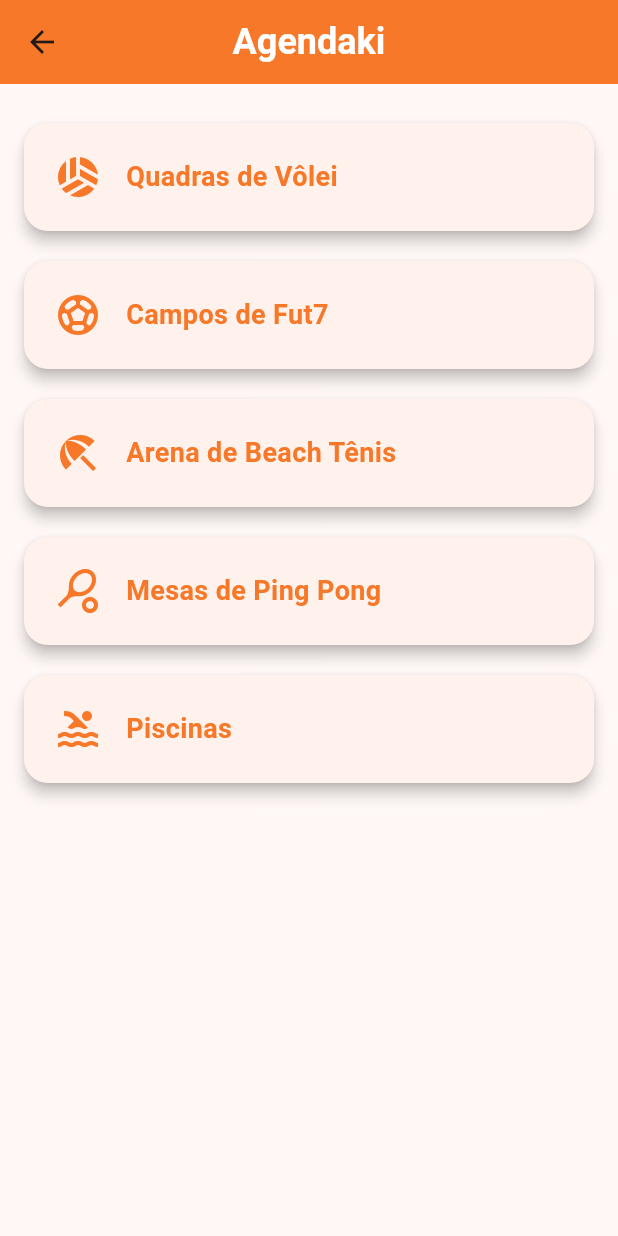
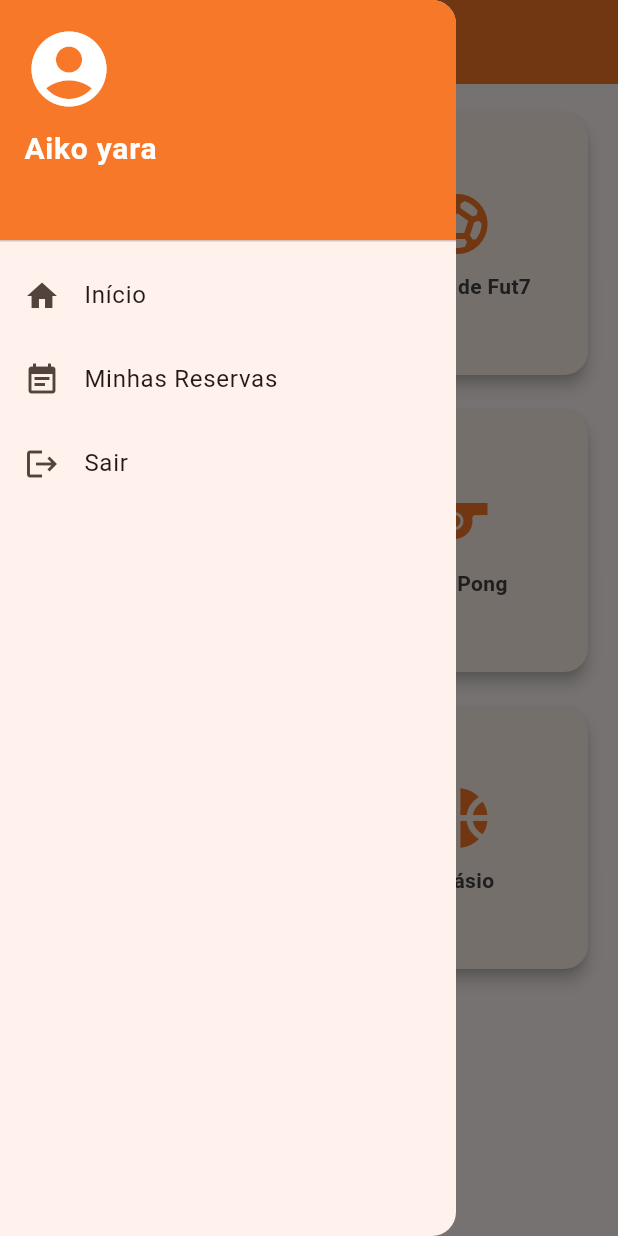
Before and after one commit to Aiko-sys/agendaki, a Flutter app: the EspacosScreen screen opened by its route, with the side drawer open (before the commit the screen has no drawer), on a phone screen of 412 x 824 dp. Run offline on Flutter 3.47's test engine with Material 3 defaults, Android fonts, the phone set to English and light mode, and no system bars.

Commit message:
barra lateral

```diff
--- a/lib/screens/espacos_screen.dart
+++ b/lib/screens/espacos_screen.dart
@@ -1,13 +1,12 @@
 import 'package:flutter/material.dart';
-import '../widgets/espaco_card.dart';
+
+final Color laranja = const Color(0xFFF67828);
 
 class EspacosScreen extends StatelessWidget {
   const EspacosScreen({super.key});
 
   @override
   Widget build(BuildContext context) {
-    final Color laranja = const Color(0xFFF67828);
-
     return Scaffold(
       appBar: AppBar(
         backgroundColor: laranja,
@@ -19,21 +18,106 @@ class EspacosScreen extends StatelessWidget {
             fontSize: 24,
             color: Colors.white,
           ),
-
-
         ),
       ),
-      body: ListView(
-        children: const [
-          SizedBox(height: 16),
-          EspacoCard(icon: Icons.sports_volleyball, titulo: 'Quadras de Vôlei'),
-          EspacoCard(icon: Icons.sports_soccer, titulo: 'Campos de Fut7'),
-          EspacoCard(icon: Icons.beach_access, titulo: 'Arena de Beach Tênis'),
-          EspacoCard(icon: Icons.sports_tennis, titulo: 'Mesas de Ping Pong'),
-          EspacoCard(icon: Icons.pool, titulo: 'Piscinas'),
-          SizedBox(height: 16),
-        ],
+      drawer: Drawer(
+        child: ListView(
+          padding: EdgeInsets.zero,
+          children: [
+            DrawerHeader(
+              decoration: BoxDecoration(color: laranja),
+              child: const Column(
+                crossAxisAlignment: CrossAxisAlignment.start,
+                children: [
+                  Icon(Icons.account_circle, size: 60, color: Colors.white),
+                  SizedBox(height: 8),
+                  Text(
+                    'Aiko yara',
+                    style: TextStyle(
+                      color: Colors.white,
+                      fontSize: 20,
+                      fontWeight: FontWeight.bold,
+                    ),
+                  )
+                ],
+              ),
+            ),
+            ListTile(
+              leading: const Icon(Icons.home),
+              title: const Text('Início'),
+              onTap: () => Navigator.pop(context),
+            ),
+            ListTile(
+              leading: const Icon(Icons.event_note),
+              title: const Text('Minhas Reservas'),
+              onTap: () {
+                Navigator.pop(context);
+
+              },
+            ),
+            ListTile(
+              leading: const Icon(Icons.logout),
+              title: const Text('Sair'),
+              onTap: () {
+                Navigator.pushReplacementNamed(context, '/login');
+              },
+            ),
+          ],
+        ),
+      ),
+      body: Padding(
+        padding: const EdgeInsets.all(16),
+        child: GridView.count(
+          crossAxisCount: 2,
+          crossAxisSpacing: 16,
+          mainAxisSpacing: 16,
+          children: const [
+            EspacoCard(nome: 'Quadra de Vôlei', icone: Icons.sports_volleyball),
+            EspacoCard(nome: 'Campo de Fut7', icone: Icons.sports_soccer),
+            EspacoCard(nome: 'Beach Tênis', icone: Icons.sports_tennis),
+            EspacoCard(nome: 'Ping Pong', icone: Icons.sports),
+            EspacoCard(nome: 'Piscina', icone: Icons.pool),
+            EspacoCard(nome: 'Ginásio', icone: Icons.sports_basketball),
+          ],
+        ),
       ),
     );
   }
 }
+
+class EspacoCard extends StatelessWidget {
+  final String nome;
+  final IconData icone;
+
+  const EspacoCard({super.key, required this.nome, required this.icone});
+
+  @override
+  Widget build(BuildContext context) {
+    return Card(
+      elevation: 4,
+      shape: RoundedRectangleBorder(borderRadius: BorderRadius.circular(16)),
+      child: InkWell(
+        onTap: () {
+
+        },
+        child: Center(
+          child: Column(
+            mainAxisSize: MainAxisSize.min,
+            children: [
+              Icon(icone, size: 48, color: laranja),
+              const SizedBox(height: 8),
+              Text(
+                nome,
+                textAlign: TextAlign.center,
+                style: TextStyle(
+                  fontWeight: FontWeight.w600,
+                  color: Colors.grey[800],
+                ),
+              ),
+            ],
+          ),
+        ),
+      ),
+    );
+  }
+}
```
